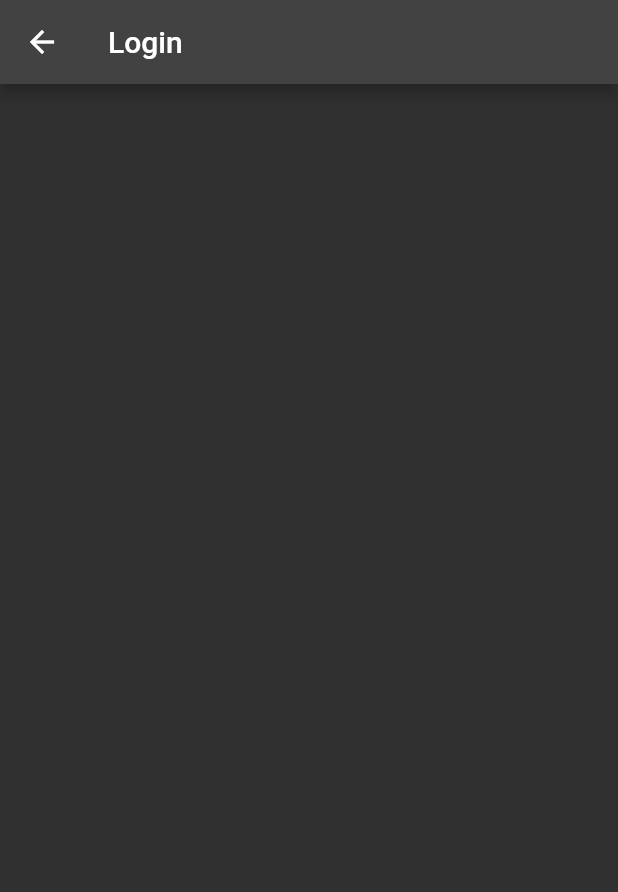
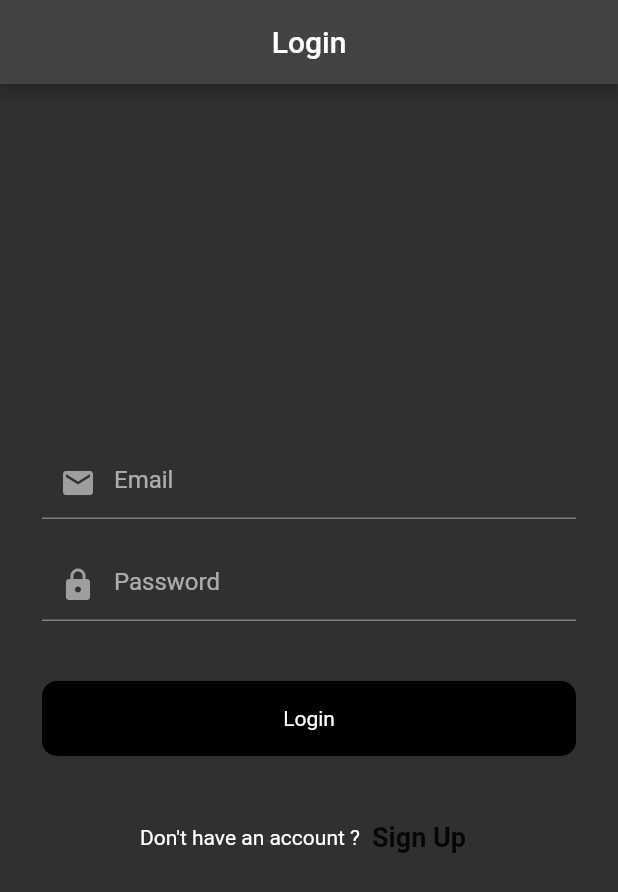
Before and after one commit to n865c/todo_app, a Flutter app: the Login screen opened directly, on a phone screen of 412 x 824 dp. Shown: the top 892 px of the screen. Run offline on Flutter 3.47's test engine with Material 2 defaults, Android fonts, the phone set to English and light mode, and no system bars; our stand-ins replace firebase_core; accounts and stored records are empty.

Commit message:
Login and Signup Screen

```diff
--- a/lib/ui/auth/login.dart
+++ b/lib/ui/auth/login.dart
@@ -1,4 +1,8 @@
 import 'package:flutter/material.dart';
+import 'package:flutter/services.dart';
+import 'package:todo_app/widgets/RoundButton.dart';
+
+import 'SignUp.dart';
 
 class Login extends StatefulWidget {
   const Login({super.key});
@@ -8,11 +12,125 @@ class Login extends StatefulWidget {
 }
 
 class _Login extends State<Login> {
+  final _formKey = GlobalKey<FormState>();
+  final emailController = TextEditingController();
+  final passwordController = TextEditingController();
   @override
+  void dispose() {
+    super.dispose();
+    emailController.dispose();
+    passwordController.dispose();
+  }
+
   Widget build(BuildContext context) {
-    return Scaffold(
-      appBar: AppBar(
-        title: Text("Login"),
+    return WillPopScope(
+      onWillPop: () async {
+        SystemNavigator.pop();
+        return true;
+      },
+      child: Scaffold(
+        appBar: AppBar(
+          centerTitle: true,
+          automaticallyImplyLeading: false,
+          title: Text("Login"),
+        ),
+        body: Padding(
+          padding: EdgeInsets.symmetric(horizontal: 28),
+          child: Column(
+            mainAxisAlignment: MainAxisAlignment.center,
+            crossAxisAlignment: CrossAxisAlignment.center,
+            children: [
+              Form(
+                  key: _formKey,
+                  child: Column(
+                    children: [
+                      TextFormField(
+                        keyboardType: TextInputType.text,
+                        cursorColor: Colors.grey,
+                        controller: emailController,
+                        decoration: InputDecoration(
+                          focusedBorder: UnderlineInputBorder(
+                            borderSide: BorderSide(
+                                color: Colors
+                                    .grey), // Change the border color when focused
+                          ),
+                          hintText: "Email",
+                          prefixIcon: Icon(
+                            Icons.email,
+                            color: Colors.grey,
+                          ),
+                        ),
+                        validator: (value) {
+                          if (value!.isEmpty) {
+                            return 'Enter email';
+                          }
+                          return null;
+                        },
+                      ),
+                      SizedBox(
+                        height: 20,
+                      ),
+                      TextFormField(
+                        keyboardType: TextInputType.text,
+                        cursorColor: Colors.grey,
+                        controller: passwordController,
+                        obscureText: true,
+                        decoration: InputDecoration(
+                          focusedBorder: UnderlineInputBorder(
+                            borderSide: BorderSide(
+                                color: Colors
+                                    .grey), // Change the border color when focused
+                          ),
+                          hintText: "Password",
+                          prefixIcon: Icon(
+                            Icons.lock,
+                            color: Colors.grey,
+                          ),
+                        ),
+                        validator: (value) {
+                          if (value!.isEmpty) {
+                            return 'Enter password';
+                          }
+                          return null;
+                        },
+                      )
+                    ],
+                  )),
+              SizedBox(
+                height: 40,
+              ),
+              RoundButton(
+                "Login",
+                () {
+                  if (_formKey.currentState!.validate()) {}
+                },
+              ),
+              SizedBox(
+                height: 30,
+              ),
+              Row(
+                mainAxisAlignment: MainAxisAlignment.center,
+                children: [
+                  Text("Don't have an account ?"),
+                  TextButton(
+                      onPressed: () => {
+                            Navigator.push(
+                                context,
+                                MaterialPageRoute(
+                                    builder: (context) => SignUp())),
+                          },
+                      child: Text(
+                        "Sign Up",
+                        style: TextStyle(
+                            color: Colors.black87,
+                            fontWeight: FontWeight.bold,
+                            fontSize: 18),
+                      ))
+                ],
+              )
+            ],
+          ),
+        ),
       ),
     );
   }
--- /dev/null
+++ b/lib/widgets/RoundButton.dart
@@ -0,0 +1,34 @@
+import 'package:flutter/material.dart';
+
+class RoundButton extends StatefulWidget {
+  final String title;
+  final VoidCallback onTap;
+  const RoundButton(this.title, this.onTap, {super.key});
+
+  @override
+  State<RoundButton> createState() => _RoundButtonState();
+}
+
+class _RoundButtonState extends State<RoundButton> {
+  @override
+  Widget build(BuildContext context) {
+    return InkWell(
+      onTap: widget.onTap,
+      child: Container(
+        height: 50,
+        decoration: BoxDecoration(
+          color: Colors.black,
+          borderRadius: BorderRadius.circular(10),
+        ),
+        child: Center(
+          child: Text(
+            widget.title,
+            style: TextStyle(
+              color: Colors.white,
+            ),
+          ),
+        ),
+      ),
+    );
+  }
+}
```
Also changed, not shown: lib/firebase_services/splash_services.dart (+13 -0 lines), lib/ui/auth/SignUp.dart (added, +129 -0 lines), lib/ui/auth/splash_screen.dart (+14 -4 lines).
